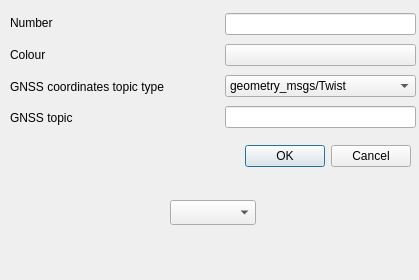
This is src/boat_parameters.ui in lizatish/RvizPluginControl as Qt 5 draws it before an edit. The edited form follows.
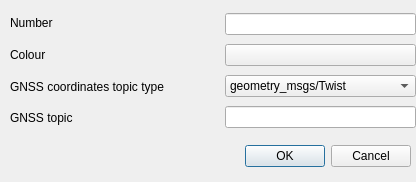
This is the edited form.

Commit message: Connect QcolorButton with other class

Patch:
```diff
--- a/src/boat_parameters.ui
+++ b/src/boat_parameters.ui
@@ -6,8 +6,8 @@
    <rect>
     <x>0</x>
     <y>0</y>
-    <width>419</width>
-    <height>280</height>
+    <width>416</width>
+    <height>182</height>
    </rect>
   </property>
   <property name="windowTitle">
@@ -106,16 +106,6 @@
     </item>
    </layout>
   </widget>
-  <widget class="QComboBox" name="boat_colour_comboBox">
-   <property name="geometry">
-    <rect>
-     <x>170</x>
-     <y>200</y>
-     <width>86</width>
-     <height>25</height>
-    </rect>
-   </property>
-  </widget>
  </widget>
  <resources/>
  <connections>
```
Left out of the diff: 4 changed lines with no effect on the pictures. The commit also changes 3 other files.
